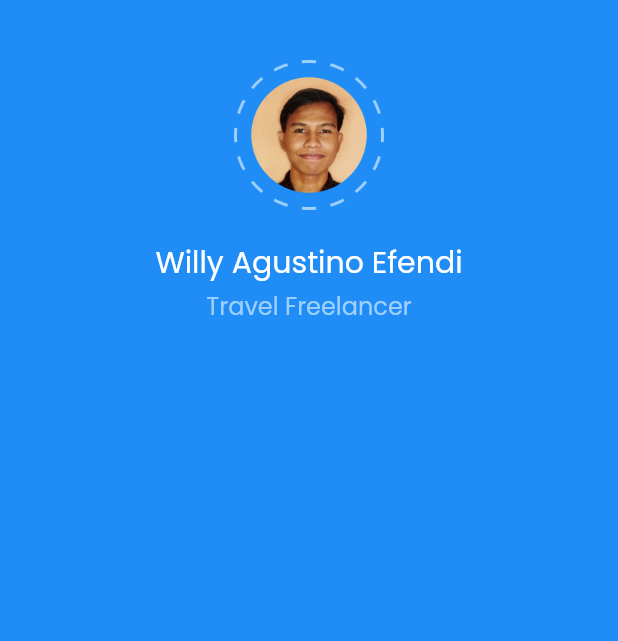
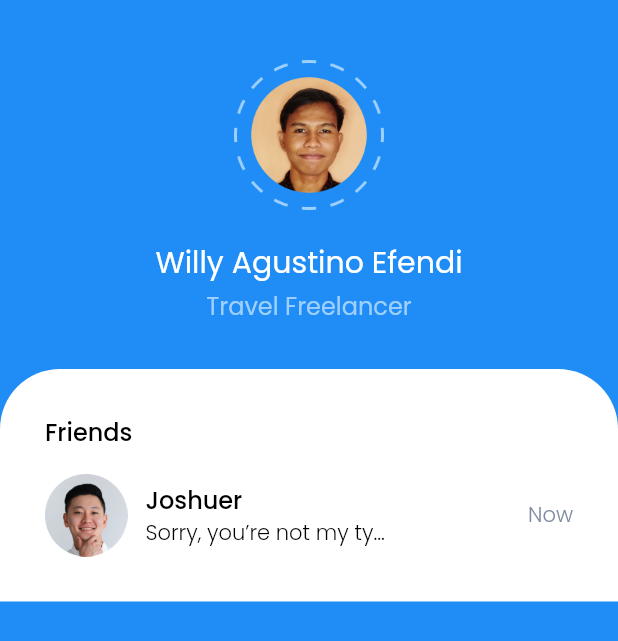
Before and after one commit to Pentorch/Chatty, a Flutter app: the screen it shows after launch, on a phone screen of 412 x 824 dp. Shown: the top 641 px of the screen. Run offline on Flutter 3.47's test engine with Material 2 defaults, Android fonts, the phone set to English and light mode, and no system bars.

Commit message:
styling components

```diff
--- a/lib/pages/home_page.dart
+++ b/lib/pages/home_page.dart
@@ -29,6 +29,51 @@ Widget build(BuildContext context) {
           color: lightBlueColor,
         ),
         ),
+        SizedBox(height: 30),
+        Container(
+          width: double.infinity,
+
+          padding: EdgeInsets.all(30),
+          decoration: BoxDecoration(
+            color: whiteColor,
+            borderRadius: BorderRadius.vertical(
+              top: Radius.circular(40),
+            ),
+          ),
+          child: Column(
+            crossAxisAlignment: CrossAxisAlignment.start,
+            children: [
+              Text('Friends',
+              style: titleTextStyle,
+              ),
+               SizedBox(height: 16),
+          Row(children: [
+            Image.asset('assets/images/pic1.png',
+            width: 55,
+            height: 55,
+            ),
+            SizedBox(width: 12),
+            Column(
+              crossAxisAlignment: CrossAxisAlignment.start,
+              children: [
+                Text('Joshuer'
+                ,style: titleTextStyle,
+                ),
+                Text('Sorry, you’re not my ty...'
+                ,style: subtitleTextStyle.copyWith(
+                  color: blackColor,
+                ),
+                ),
+              ],
+            ),
+            Spacer(),
+            Text('Now',
+            style: subtitleTextStyle,
+            ),
+          ],)
+            ],
+          ),
+        )
       ],),),
       )
     );
--- a/lib/thema.dart
+++ b/lib/thema.dart
@@ -4,8 +4,8 @@ Color blueColor = Color(0xff1F8DF5);
 Color whiteColor = Color(0xffffffff);
 Color lightBlueColor = Color(0xff9ED0FF);
 Color blackColor = Color(0xfF000000);
-Color greyColor = Color(0x808BA2);
-Color greenColor = Color(0x29CB9E);
+Color greyColor = Color(0xff808BA2);
+Color greenColor = Color(0xff29CB9E);
 
 TextStyle titleTextStyle = TextStyle(
   color: blackColor,
@@ -14,6 +14,6 @@ TextStyle titleTextStyle = TextStyle(
 );
 
 TextStyle subtitleTextStyle = TextStyle(
-  color: greenColor,
+  color: greyColor,
   fontWeight: FontWeight.w300,
 );
```
